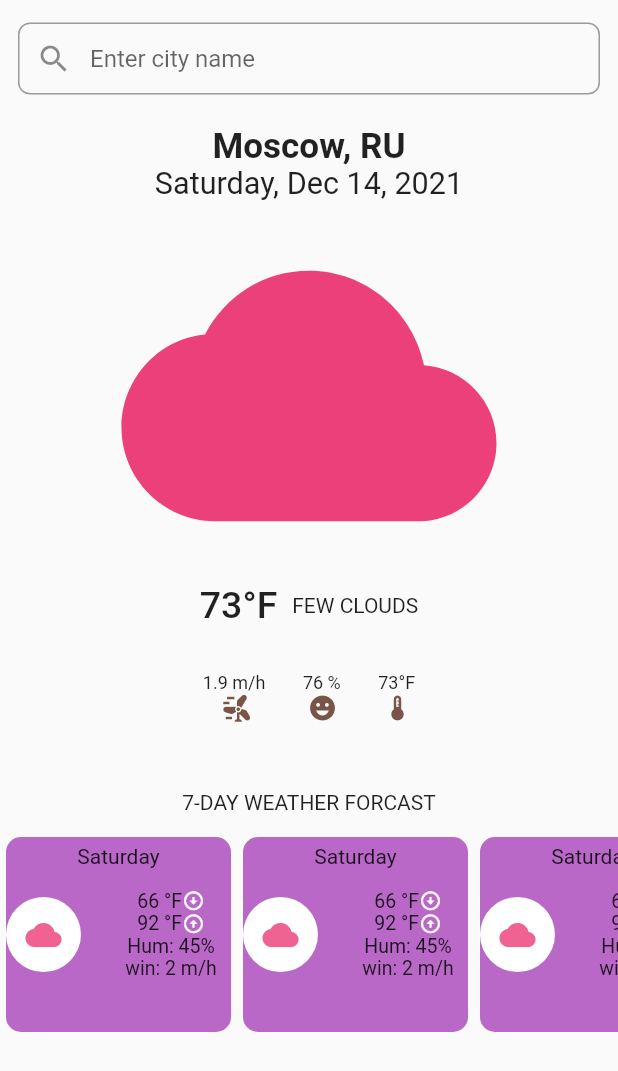
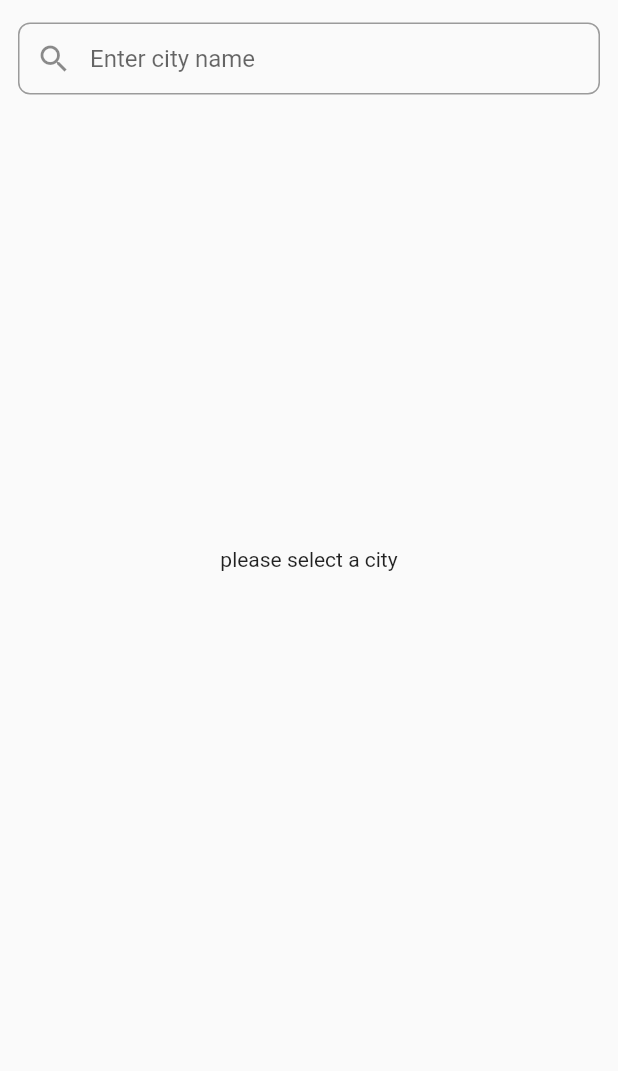
Before and after one commit to PaulosNed/Weather-Forcast-App_flutter, a Flutter app: the screen it shows after launch, on a phone screen of 412 x 824 dp. Shown: the top 1071 px of the screen. Run offline on Flutter 3.47's test engine with Material 2 defaults, Android fonts, the phone set to English and light mode, and no system bars; our stand-ins replace flutter_bloc.

```diff
--- a/weather_app/lib/data_provider/remote_provider.dart
+++ b/weather_app/lib/data_provider/remote_provider.dart
@@ -12,8 +12,10 @@ class RemoteProvider {
           'Content-Type': 'application/json; charset=UTF-8',
         });
     if (response.statusCode == 200) {
+      print("found!!!!!!!!!!!!!!!!!!!!!!!!!!!11");
       return WeatherForecast.fromJson(jsonDecode(response.body));
     } else {
+      print("NOTTTTTTTTTTTTTTTTTTTTTT");
       throw Exception("Unable to find $cityName in list of cities");
     }
   }
--- a/weather_app/lib/ui/main_page.dart
+++ b/weather_app/lib/ui/main_page.dart
@@ -2,6 +2,7 @@ import 'package:flutter/material.dart';
 import 'package:flutter_bloc/flutter_bloc.dart';
 import 'package:weather_app/bloc/weather_bloc.dart';
 import 'package:weather_app/bloc/weather_event.dart';
+import 'package:weather_app/bloc/weather_state.dart';
 
 class Feed extends StatelessWidget {
   const Feed({Key? key}) : super(key: key);
@@ -25,21 +26,42 @@ class Feed extends StatelessWidget {
                       prefixIcon: Icon(Icons.search),
                       hintText: "Enter city name",
                       contentPadding: EdgeInsets.all(8)),
-                  onSubmitted: (value) => BlocProvider.of<WeatherBloc>(context).add(Search(value)),
+                  onSubmitted: (value) =>
+                      BlocProvider.of<WeatherBloc>(context).add(Search(value)),
                 ),
               ),
+              BlocConsumer<WeatherBloc, WeatherState>(
+                builder: (BuildContext context, state) {
+                  if (state is Idle) {
+                    return Container(
+                      width: MediaQuery.of(context).size.width,
+                      height: MediaQuery.of(context).size.height * 0.74,
+                      child: Center(child: Text("please select a city")),
+                    );
+                  } else if (state is Loading) {
+                    return Container(
+                        width: MediaQuery.of(context).size.width,
+                        height: MediaQuery.of(context).size.height * 0.6,
+                        child: Center(
+                          child: CircularProgressIndicator(
+                            color: Colors.red,
+                            semanticsLabel: "Loading",
+                          ),
+                        ));
+                  } else if (state is Loaded) {
+                    return Column(children: [
                       SizedBox(
                         height: 15,
                       ),
                       Column(
                         children: [
                           Text(
-                    "Moscow, RU", //city name, country name
-                    style:
-                        TextStyle(fontWeight: FontWeight.bold, fontSize: 23.4),
+                            "${state.weatherForecast.city?.name}, ${state.weatherForecast.city?.country}", //city name, country name
+                            style: TextStyle(
+                                fontWeight: FontWeight.bold, fontSize: 23.4),
                           ),
                           Text(
-                    "Saturday, Dec 14, 2021", //current date
+                            "Saturday, Dec 14, 2021", //TODO: current date
                             style: TextStyle(fontSize: 20.4),
                           )
                         ],
@@ -49,7 +71,7 @@ class Feed extends StatelessWidget {
                       ),
                       Column(children: [
                         Icon(
-                  Icons.cloud,
+                          Icons.cloud, //TODO: change cloudsbased on status
                           color: Colors.pink[400],
                           size: 250,
                         ),
@@ -57,71 +79,69 @@ class Feed extends StatelessWidget {
                           mainAxisAlignment: MainAxisAlignment.center,
                           children: [
                             Text(
-                      "73\u00B0F", //current temprature
-                      style:
-                          TextStyle(fontSize: 25, fontWeight: FontWeight.w500),
+                              "${state.weatherForecast.list![0].temp?.day}\u00B0F", //current temprature
+                              style: TextStyle(
+                                  fontSize: 25, fontWeight: FontWeight.w500),
                             ),
                             SizedBox(
                               width: 10,
                             ),
-                    Text("FEW CLOUDS") //cloud status
+                            Text("FEW CLOUDS") //TODO: cloud status
                           ],
                         )
                       ]),
                       SizedBox(
-                height: 30,
+                        height: 40,
                       ),
                       Column(
                         children: [
                           Row(
                             mainAxisAlignment: MainAxisAlignment.center,
                             children: [
+                              Column(
+                                children: [
                                   Text(
-                        "1.9 m/h", //wind speed
+                                    "${state.weatherForecast.list![0].speed} m/h", //wind speed
                                     style: TextStyle(fontSize: 12),
-                      ),
-                      SizedBox(
-                        width: 25,
-                      ),
-                      Text(
-                        "76 %", //emoji
-                        style: TextStyle(fontSize: 12),
-                      ),
-                      SizedBox(
-                        width: 25,
-                      ),
-                      Text(
-                        "73\u00B0F", //current temprature
-                        style: TextStyle(fontSize: 12),
-                      )
-                    ],
-                  ),
-                  Row(
-                    mainAxisAlignment: MainAxisAlignment.center,
-                    children: [
-                      SizedBox(
-                        width: 11,
                                   ),
                                   Icon(
                                     Icons.wind_power,
                                     color: Colors.brown[500],
                                     size: 20,
                                   ),
+                                ],
+                              ),
                               SizedBox(
-                        width: 37,
+                                width: 30,
+                              ),
+                              Column(
+                                children: [
+                                  Text(
+                                    "${state.weatherForecast.list![0].humidity}%", //emoji
+                                    style: TextStyle(fontSize: 12),
                                   ),
                                   Icon(
                                     Icons.emoji_emotions,
                                     color: Colors.brown[500],
                                     size: 20,
                                   ),
+                                ],
+                              ),
                               SizedBox(
                                 width: 30,
+                              ),
+                              Column(
+                                children: [
+                                  Text(
+                                    "${state.weatherForecast.list![0].temp?.day}\u00B0F", //current temprature
+                                    style: TextStyle(fontSize: 12),
                                   ),
                                   Icon(
                                     Icons.thermostat,
                                     color: Colors.brown[500],
                                     size: 20,
+                                  )
+                                ],
                               )
                             ],
                           ),
@@ -139,7 +159,7 @@ class Feed extends StatelessWidget {
                           Container(
                             height: 130,
                             child: ListView.builder(
-                        itemCount: 7,
+                                itemCount: state.weatherForecast.cnt,
                                 scrollDirection: Axis.horizontal,
                                 itemBuilder: (context, index) {
                                   return Container(
@@ -147,14 +167,17 @@ class Feed extends StatelessWidget {
                                     width: 150,
                                     decoration: BoxDecoration(
                                         color: Colors.purple[300],
-                                borderRadius: BorderRadius.circular(10)),
+                                        borderRadius:
+                                            BorderRadius.circular(10)),
                                     child: Stack(
                                       children: [
                                         Align(
                                             alignment: Alignment.topCenter,
                                             child: Padding(
-                                      padding: const EdgeInsets.only(top: 5.0),
-                                      child: Text("Saturday"), // day
+                                              padding: const EdgeInsets.only(
+                                                  top: 5.0),
+                                              child: Text(
+                                                  "Saturday"), // TODO: 7 days
                                             )),
                                         Align(
                                           alignment: Alignment.centerLeft,
@@ -168,8 +191,8 @@ class Feed extends StatelessWidget {
                                             child: Center(
                                               child: Icon(
                                                 Icons.cloud,
-                                        color:
-                                            Colors.pink[300], //cloud of the day
+                                                color: Colors.pink[
+                                                    300], //TODO: cloud of the day
                                               ),
                                             ),
                                           ),
@@ -189,8 +212,9 @@ class Feed extends StatelessWidget {
                                                       MainAxisAlignment.center,
                                                   children: [
                                                     Text(
-                                              "66 \u00B0F", //min temprature
-                                              style: TextStyle(fontSize: 13),
+                                                      "${state.weatherForecast.list![index].temp?.min?.round()}\u00B0F", //min temprature
+                                                      style: TextStyle(
+                                                          fontSize: 13),
                                                     ),
                                                     Icon(
                                                       Icons.arrow_circle_down,
@@ -204,8 +228,9 @@ class Feed extends StatelessWidget {
                                                       MainAxisAlignment.center,
                                                   children: [
                                                     Text(
-                                              "92 \u00B0F", //max temprature
-                                              style: TextStyle(fontSize: 13),
+                                                      "${state.weatherForecast.list![index].temp?.max?.round()}\u00B0F", //max temprature
+                                                      style: TextStyle(
+                                                          fontSize: 13),
                                                     ),
                                                     Icon(
                                                       Icons.arrow_circle_up,
@@ -215,12 +240,14 @@ class Feed extends StatelessWidget {
                                                   ],
                                                 ),
                                                 Text(
-                                          "Hum: 45%", //humidity
-                                          style: TextStyle(fontSize: 13),
+                                                  "Hum:${state.weatherForecast.list![index].humidity}%", //humidity
+                                                  style:
+                                                      TextStyle(fontSize: 13),
                                                 ),
                                                 Text(
-                                          "win: 2 m/h", //wind speed
-                                          style: TextStyle(fontSize: 13),
+                                                  "win:${state.weatherForecast.list![index].speed?.round()} m/h", //wind speed
+                                                  style:
+                                                      TextStyle(fontSize: 13),
                                                 )
                                               ],
                                             ),
@@ -233,6 +260,28 @@ class Feed extends StatelessWidget {
                           )
                         ],
                       )
+                    ]);
+                  } else {
+                    return Container(
+                      width: MediaQuery.of(context).size.width,
+                      height: MediaQuery.of(context).size.height * 0.74,
+                      child: Center(child: Text("please select a city")),
+                    );
+                  }
+                },
+                listenWhen: (p, c) => c is LoadingFailed,
+                listener: (BuildContext context, Object? state) {
+                  if (state is LoadingFailed) {
+                    ScaffoldMessenger.of(context).showSnackBar(SnackBar(
+                        backgroundColor: Colors.red,
+                        elevation: 5,
+                        behavior: SnackBarBehavior.floating,
+                        duration: Duration(seconds: 3),
+                        content:
+                            Text("the city ${state.cityName} doesn't Exist")));
+                  }
+                },
+              ),
             ],
           ),
         ),
```
Also changed, not shown: weather_app/lib/models/Weather.dart (+76 -149 lines). Lines whose indentation alone changed are shown as unchanged.
